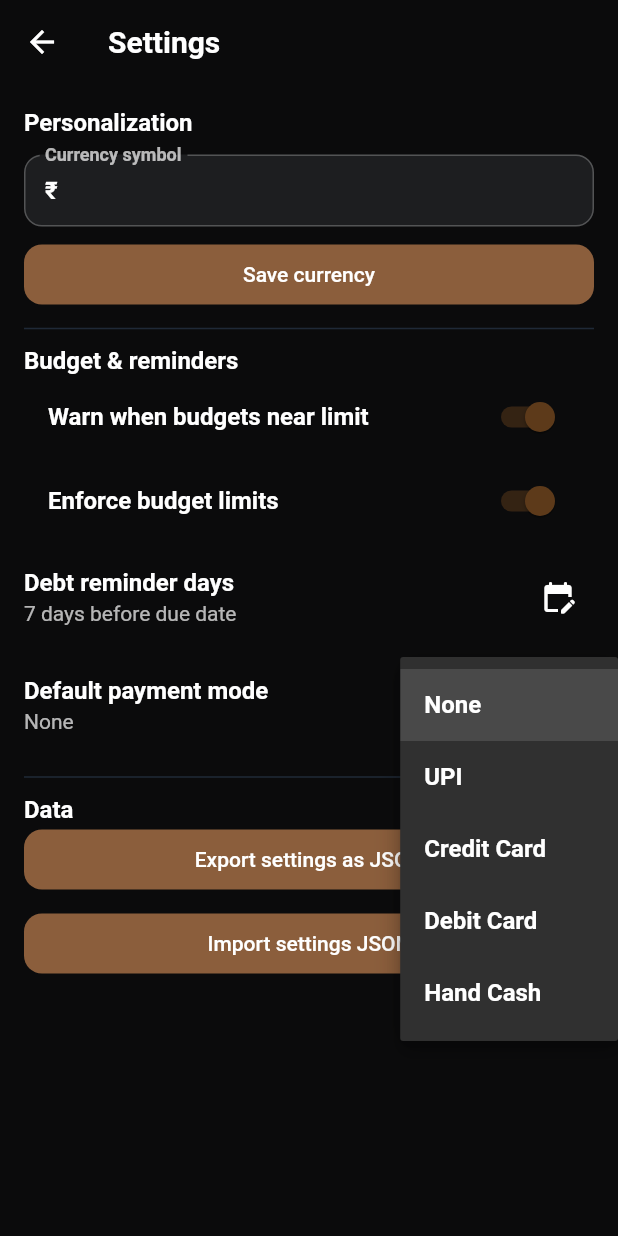
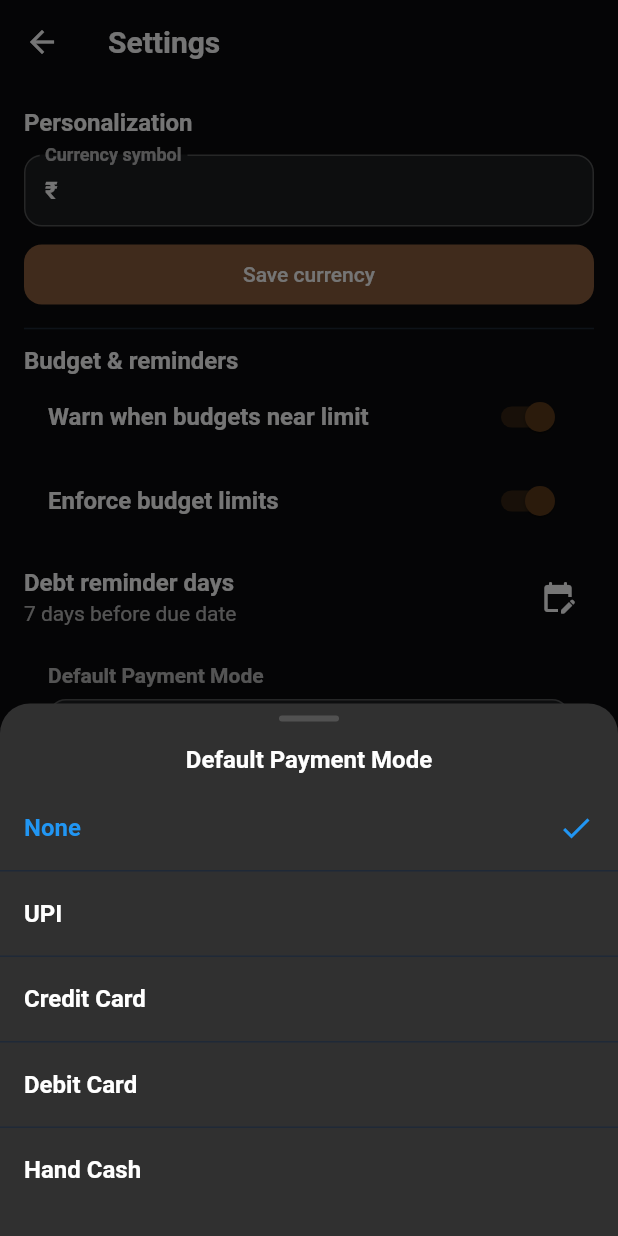
Before and after one commit to Albert-Alosious/spendy, a Flutter app: the SettingsScreen screen opened directly, after a tap on "None", on a phone screen of 412 x 824 dp. Run offline on Flutter 3.47's test engine with Material 3 defaults, Android fonts, the phone set to English and light mode, and no system bars; our stand-ins replace fl_chart, flutter_local_notifications, flutter_riverpod, hive, hive_flutter; accounts and stored records are empty.

Commit message:
Added one ui change to dropdowns

```diff
--- a/lib/screens/settings_screen.dart
+++ b/lib/screens/settings_screen.dart
@@ -6,6 +6,7 @@ import 'package:flutter_riverpod/flutter_riverpod.dart';
 import '../models/payment_mode.dart';
 import '../providers/repository_providers.dart';
 import '../providers/setting_provider.dart';
+import '../widgets/app_dropdown.dart';
 
 class SettingsScreen extends ConsumerStatefulWidget {
   const SettingsScreen({super.key});
@@ -76,29 +77,18 @@ class _SettingsScreenState extends ConsumerState<SettingsScreen> {
               onPressed: () => _editReminderDays(context, settings.debtReminderDays),
             ),
           ),
-          ListTile(
-            contentPadding: EdgeInsets.zero,
-            title: const Text('Default payment mode'),
-            subtitle: Text(settings.defaultPaymentMode?.displayName ?? 'None'),
-            trailing: DropdownButtonHideUnderline(
-              child: DropdownButton<PaymentMode>(
-                value: settings.defaultPaymentMode,
-                icon: const Icon(Icons.arrow_drop_down_rounded),
-                items: [
-                  const DropdownMenuItem(
-                    value: null,
-                    child: Text('None'),
-                  ),
-                  ...PaymentMode.values.map(
-                    (mode) => DropdownMenuItem(
-                      value: mode,
-                      child: Text(mode.displayName),
-                    ),
-                  ),
-                ],
-                onChanged: (value) =>
-                    ref.read(settingProvider.notifier).updateBudgetPreferences(defaultPaymentMode: value),
-              ),
+          Padding(
+            padding: const EdgeInsets.symmetric(horizontal: 16, vertical: 8),
+            child: AppDropdown<PaymentMode>(
+              value: settings.defaultPaymentMode,
+              labelText: 'Default Payment Mode',
+              hint: 'None',
+              items: [
+                const AppDropdownItem(value: null, text: 'None'),
+                ...PaymentMode.values.map((mode) => AppDropdownItem(value: mode, text: mode.displayName)),
+              ],
+              onChanged: (value) =>
+                  ref.read(settingProvider.notifier).updateBudgetPreferences(defaultPaymentMode: value),
             ),
           ),
           const Divider(),
--- /dev/null
+++ b/lib/widgets/app_dropdown.dart
@@ -0,0 +1,137 @@
+import 'package:flutter/material.dart';
+
+class AppDropdownItem<T> {
+  final T? value;
+  final String text;
+
+  const AppDropdownItem({required this.value, required this.text});
+}
+
+class AppDropdown<T> extends StatelessWidget {
+  final T? value;
+  final List<AppDropdownItem<T>> items;
+  final ValueChanged<T?> onChanged;
+  final String? hint;
+  final String? labelText;
+
+  const AppDropdown({
+    super.key,
+    required this.value,
+    required this.items,
+    required this.onChanged,
+    this.hint,
+    this.labelText,
+  });
+
+  @override
+  Widget build(BuildContext context) {
+    final theme = Theme.of(context);
+    final selectedItem = items.firstWhere(
+      (item) => item.value == value,
+      orElse: () => AppDropdownItem(value: null, text: hint ?? 'Select'),
+    );
+
+    return Column(
+      crossAxisAlignment: CrossAxisAlignment.start,
+      children: [
+        if (labelText != null) ...[
+          Text(
+            labelText!,
+            style: theme.textTheme.labelLarge?.copyWith(fontWeight: FontWeight.w600),
+          ),
+          const SizedBox(height: 8),
+        ],
+        InkWell(
+          onTap: () => _showSelectionSheet(context),
+          borderRadius: BorderRadius.circular(12),
+          child: Container(
+            padding: const EdgeInsets.symmetric(horizontal: 16, vertical: 14),
+            decoration: BoxDecoration(
+              color: theme.inputDecorationTheme.fillColor,
+              borderRadius: BorderRadius.circular(12),
+              border: Border.all(
+                color: theme.inputDecorationTheme.border?.borderSide.color ?? Colors.grey,
+              ),
+            ),
+            child: Row(
+              mainAxisAlignment: MainAxisAlignment.spaceBetween,
+              children: [
+                Text(
+                  value != null ? selectedItem.text : (hint ?? 'Select'),
+                  style: value != null
+                      ? theme.textTheme.bodyMedium?.copyWith(color: theme.textTheme.titleMedium?.color)
+                      : theme.textTheme.bodyMedium?.copyWith(color: theme.hintColor),
+                ),
+                Icon(
+                  Icons.keyboard_arrow_down_rounded,
+                  color: theme.iconTheme.color?.withOpacity(0.6),
+                ),
+              ],
+            ),
+          ),
+        ),
+      ],
+    );
+  }
+
+  void _showSelectionSheet(BuildContext context) {
+    showModalBottomSheet(
+      context: context,
+      shape: const RoundedRectangleBorder(
+        borderRadius: BorderRadius.vertical(top: Radius.circular(20)),
+      ),
+      builder: (context) {
+        return SafeArea(
+          child: Column(
+            mainAxisSize: MainAxisSize.min,
+            children: [
+              const SizedBox(height: 8),
+              Container(
+                width: 40,
+                height: 4,
+                decoration: BoxDecoration(
+                  color: Colors.grey.withOpacity(0.3),
+                  borderRadius: BorderRadius.circular(2),
+                ),
+              ),
+              const SizedBox(height: 16),
+              if (labelText != null || hint != null)
+                Padding(
+                  padding: const EdgeInsets.only(bottom: 8),
+                  child: Text(
+                    labelText ?? hint!,
+                    style: Theme.of(context).textTheme.titleMedium,
+                  ),
+                ),
+              Flexible(
+                child: ListView.separated(
+                  shrinkWrap: true,
+                  itemCount: items.length,
+                  separatorBuilder: (context, index) => const Divider(height: 1),
+                  itemBuilder: (context, index) {
+                    final item = items[index];
+                    final isSelected = item.value == value;
+                    return ListTile(
+                      title: Text(
+                        item.text,
+                        style: isSelected
+                            ? const TextStyle(fontWeight: FontWeight.bold, color: Colors.blue)
+                            : null,
+                      ),
+                      trailing: isSelected ? const Icon(Icons.check, color: Colors.blue) : null,
+                      onTap: () {
+                        onChanged(item.value);
+                        Navigator.pop(context);
+                      },
+                    );
+                  },
+                ),
+              ),
+              const SizedBox(height: 16),
+            ],
+          ),
+        );
+      },
+    );
+  }
+}
```
Also changed, not shown: lib/screens/add_edit_transaction_screen.dart (+51 -31 lines), lib/screens/budgets_screen.dart (+13 -10 lines), lib/screens/transactions_screen.dart (+24 -27 lines).
